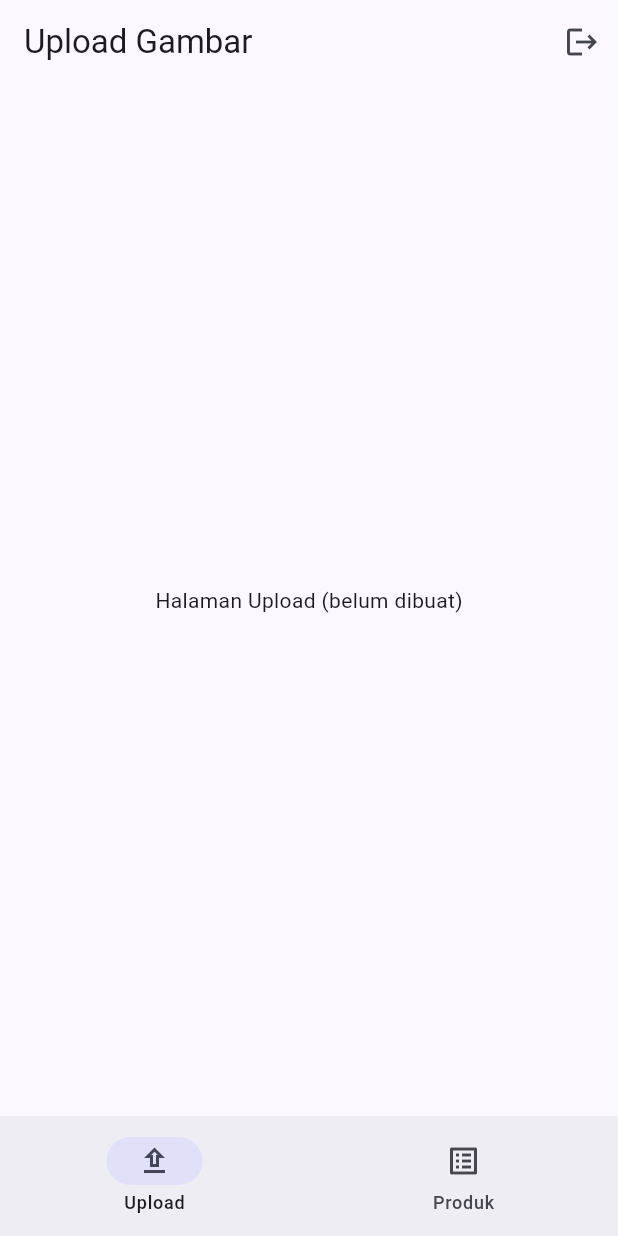
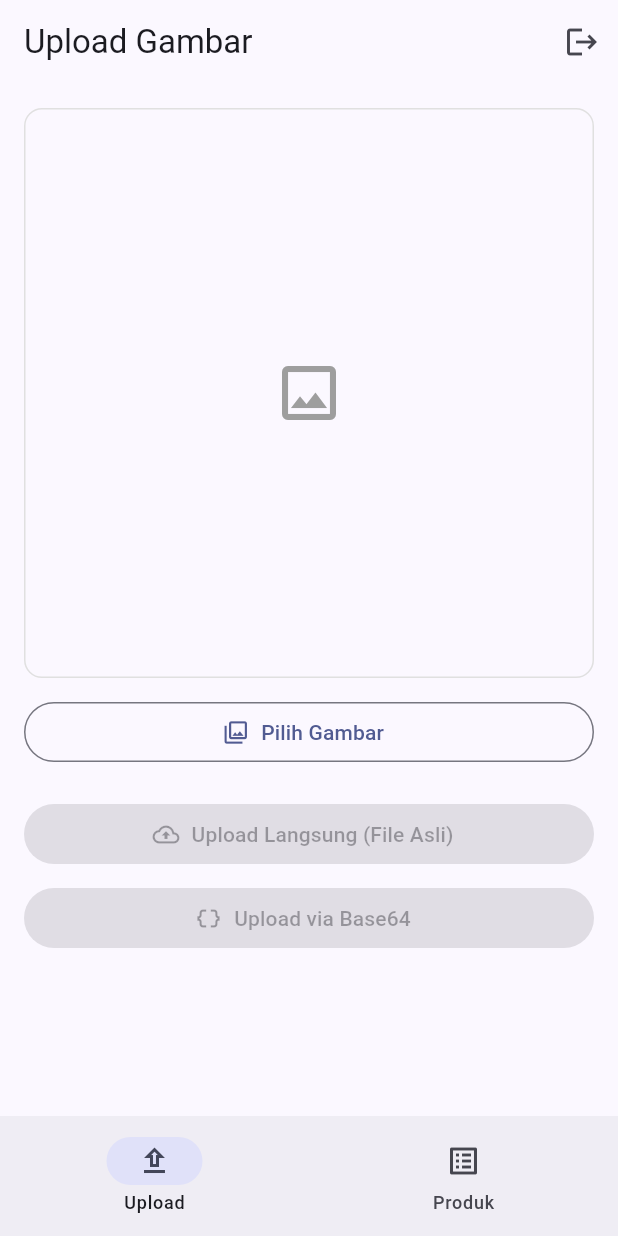
Before and after one commit to Nathh-n/loginformmobile, a Flutter app: the DashboardPage screen opened directly, on a phone screen of 412 x 824 dp. Run offline on Flutter 3.47's test engine with Material 3 defaults, Android fonts, the phone set to English and light mode, and no system bars; our stand-ins replace dio, image_picker, shared_preferences; accounts and stored records are empty.

Commit message:
update upload page

```diff
--- a/lib/features/dashboard/pages/dashboard_page.dart
+++ b/lib/features/dashboard/pages/dashboard_page.dart
@@ -2,7 +2,12 @@ import 'dart:async';
 import 'package:flutter/material.dart';
 import '../../../core/storage/session_manager.dart';
 import '../../auth/repositories/auth_repository.dart';
+import '../../upload/controllers/upload_controller.dart';
+import '../../upload/pages/upload_page.dart';
 import '../../auth/pages/login_page.dart';
+import '../../product_list/controllers/product_list_controller.dart';
+import '../../product_list/pages/product_list_page.dart';
+
 
 class DashboardPage extends StatefulWidget {
   const DashboardPage({super.key});
@@ -13,6 +18,8 @@ class DashboardPage extends StatefulWidget {
 
 class _DashboardPageState extends State<DashboardPage> {
   final _authRepository = AuthRepository();
+  final _uploadController = UploadController();
+  final _productListController = ProductListController();
   int _currentTab = 0;
   Timer? _sessionCheckTimer;
 
@@ -30,6 +37,8 @@ class _DashboardPageState extends State<DashboardPage> {
   @override
   void dispose() {
     _sessionCheckTimer?.cancel();
+    _uploadController.dispose();
+    _productListController.dispose();
     super.dispose();
   }
 
@@ -88,13 +97,11 @@ class _DashboardPageState extends State<DashboardPage> {
   }
 
   Widget _buildTabContent() {
-    // Placeholder sementara. Nanti diganti UploadPage() & ProductListPage()
-    // begitu 2 fitur itu udah kita buat.
     switch (_currentTab) {
       case 0:
-        return const Center(child: Text('Halaman Upload (belum dibuat)'));
+        return UploadPage(controller: _uploadController);
       case 1:
-        return const Center(child: Text('Halaman Daftar Produk (belum dibuat)'));
+        return ProductListPage(controller: _productListController);
       default:
         return const SizedBox.shrink();
     }
--- /dev/null
+++ b/lib/features/upload/controllers/upload_controller.dart
@@ -0,0 +1,63 @@
+import 'dart:io';
+import 'package:flutter/foundation.dart';
+import 'package:image_picker/image_picker.dart';
+import '../repositories/upload_repository.dart';
+
+class UploadController extends ChangeNotifier {
+  final _picker = ImagePicker();
+  final _uploadRepository = UploadRepository();
+
+  File? _selectedImage;
+  bool _isUploading = false;
+  String? _resultUrl;
+  String? _errorMessage;
+
+  File? get selectedImage => _selectedImage;
+  bool get isUploading => _isUploading;
+  String? get resultUrl => _resultUrl;
+  String? get errorMessage => _errorMessage;
+
+  Future<void> pickImage() async {
+    final pickedFile = await _picker.pickImage(
+      source: ImageSource.gallery,
+      imageQuality: 80,
+    );
+
+    if (pickedFile == null) return;
+
+    _selectedImage = File(pickedFile.path);
+    _resultUrl = null;
+    _errorMessage = null;
+    notifyListeners();
+  }
+
+  Future<void> upload({required bool useBase64}) async {
+    final image = _selectedImage;
+    if (image == null) return;
+
+    _isUploading = true;
+    _resultUrl = null;
+    _errorMessage = null;
+    notifyListeners();
+
+    try {
+      final result = useBase64
+          ? await _uploadRepository.uploadBase64(image)
+          : await _uploadRepository.uploadMultipart(image);
+      _resultUrl = result.url;
+    } on UploadException catch (e) {
+      _errorMessage = e.message;
+    } finally {
+      _isUploading = false;
+      notifyListeners();
+    }
+  }
+
+  void clear() {
+    _selectedImage = null;
+    _resultUrl = null;
+    _errorMessage = null;
+    _isUploading = false;
+    notifyListeners();
+  }
+}
--- /dev/null
+++ b/lib/features/upload/pages/upload_page.dart
@@ -0,0 +1,69 @@
+import 'package:flutter/material.dart';
+import '../controllers/upload_controller.dart';
+import '../widgets/image_preview.dart';
+
+class UploadPage extends StatelessWidget {
+  final UploadController controller;
+
+  const UploadPage({super.key, required this.controller});
+
+  @override
+  Widget build(BuildContext context) {
+    return ListenableBuilder(
+      listenable: controller,
+      builder: (context, _) {
+        return SingleChildScrollView(
+          padding: const EdgeInsets.all(16),
+          child: Column(
+            crossAxisAlignment: CrossAxisAlignment.stretch,
+            children: [
+              ImagePreview(imageFile: controller.selectedImage),
+              const SizedBox(height: 12),
+              OutlinedButton.icon(
+                onPressed: controller.isUploading
+                    ? null
+                    : controller.pickImage,
+                icon: const Icon(Icons.photo_library_outlined),
+                label: const Text('Pilih Gambar'),
+              ),
+              const SizedBox(height: 20),
+              FilledButton.icon(
+                onPressed: controller.selectedImage == null ||
+                        controller.isUploading
+                    ? null
+                    : () => controller.upload(useBase64: false),
+                icon: const Icon(Icons.cloud_upload_outlined),
+                label: const Text('Upload Langsung (File Asli)'),
+              ),
+              const SizedBox(height: 8),
+              FilledButton.icon(
+                onPressed: controller.selectedImage == null ||
+                        controller.isUploading
+                    ? null
+                    : () => controller.upload(useBase64: true),
+                icon: const Icon(Icons.data_object),
+                label: const Text('Upload via Base64'),
+              ),
+              const SizedBox(height: 20),
+              if (controller.isUploading)
+                const Center(child: CircularProgressIndicator()),
+              if (controller.errorMessage != null)
+                Text(
+                  controller.errorMessage!,
+                  style: const TextStyle(color: Colors.red),
+                ),
+              if (controller.resultUrl != null) ...[
+                const Text('Berhasil! URL gambar:'),
+                const SizedBox(height: 4),
+                SelectableText(
+                  controller.resultUrl!,
+                  style: const TextStyle(color: Colors.blue),
+                ),
+              ],
+            ],
+          ),
+        );
+      },
+    );
+  }
+}
--- /dev/null
+++ b/lib/features/upload/repositories/upload_repository.dart
@@ -0,0 +1,66 @@
+import 'dart:convert';
+import 'dart:io';
+import 'package:dio/dio.dart';
+import '../models/upload_result.dart';
+
+// TODO: pindahkan ke tempat yang lebih aman (misal file .env) sebelum
+// project ini di-push ke repo Git publik.
+const String _imgbbApiKey = '8df53c18cf344c165b7f57f8a00669a3';
+const String _imgbbUploadUrl = 'https://api.imgbb.com/1/upload';
+
+class UploadException implements Exception {
+  final String message;
+  UploadException(this.message);
+
+  @override
+  String toString() => message;
+}
+
+class UploadRepository {
+  // Sengaja pakai Dio() polos, BUKAN ApiClient.instance.dio.
+  final Dio _dio = Dio();
+
+  /// Metode 1: kirim file gambar asli (binary) lewat multipart/form-data.
+  Future<UploadResult> uploadMultipart(File imageFile) async {
+    try {
+      final formData = FormData.fromMap({
+        'image': await MultipartFile.fromFile(imageFile.path),
+      });
+
+      final response = await _dio.post(
+        _imgbbUploadUrl,
+        queryParameters: {'key': _imgbbApiKey},
+        data: formData,
+      );
+
+      return UploadResult.fromJson(response.data);
+    } on DioException catch (e) {
+      throw UploadException(_mapError(e));
+    }
+  }
+
+  /// Metode 2: encode gambar jadi base64 dulu, baru kirim sebagai teks.
+  Future<UploadResult> uploadBase64(File imageFile) async {
+    try {
+      final bytes = await imageFile.readAsBytes();
+      final base64Image = base64Encode(bytes);
+
+      final response = await _dio.post(
+        _imgbbUploadUrl,
+        queryParameters: {'key': _imgbbApiKey},
+        data: FormData.fromMap({'image': base64Image}),
+      );
+
+      return UploadResult.fromJson(response.data);
+    } on DioException catch (e) {
+      throw UploadException(_mapError(e));
+    }
+  }
+
+  String _mapError(DioException e) {
+    if (e.response?.statusCode == 400) {
+      return 'Gambar tidak valid, atau API key salah.';
+    }
+    return 'Gagal upload gambar. Periksa koneksi internet kamu.';
+  }
+}
--- /dev/null
+++ b/lib/features/upload/widgets/image_preview.dart
@@ -0,0 +1,29 @@
+import 'dart:io';
+import 'package:flutter/material.dart';
+
+class ImagePreview extends StatelessWidget {
+  final File? imageFile;
+
+  const ImagePreview({super.key, required this.imageFile});
+
+  @override
+  Widget build(BuildContext context) {
+    return AspectRatio(
+      aspectRatio: 1,
+      child: Container(
+        decoration: BoxDecoration(
+          border: Border.all(color: Colors.grey.shade300),
+          borderRadius: BorderRadius.circular(12),
+        ),
+        child: imageFile == null
+            ? const Center(
+                child: Icon(Icons.image_outlined, size: 48, color: Colors.grey),
+              )
+            : ClipRRect(
+                borderRadius: BorderRadius.circular(12),
+                child: Image.file(imageFile!, fit: BoxFit.fill),
+              ),
+      ),
+    );
+  }
+}
```
Also changed, not shown: lib/features/upload/models/upload_result.dart (added, +20 -0 lines), 1 other file.
